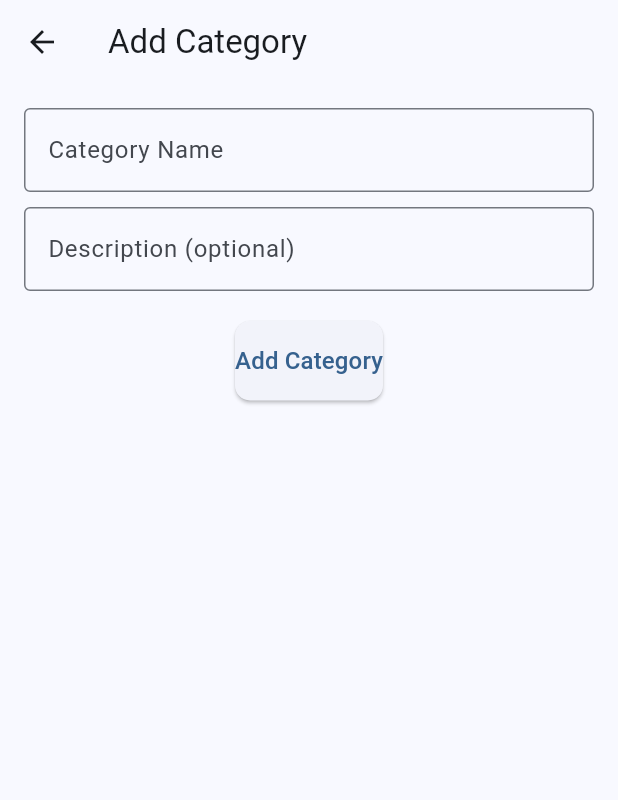
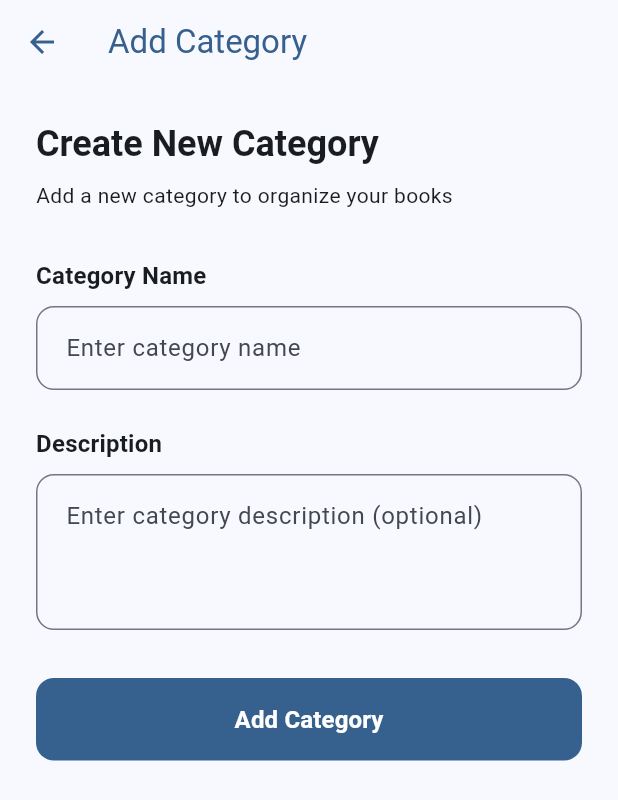
Before and after one commit to YOHANNES7766/BookHub, a Flutter app: the AddCategoryScreen screen opened directly, on a phone screen of 412 x 824 dp. Shown: the top 800 px of the screen. Run offline on Flutter 3.47's test engine with Material 3 defaults, Android fonts, the phone set to English and light mode, and no system bars; our stand-ins replace file_picker, image_picker, logger, permission_handler, shared_preferences; accounts and stored records are empty.

Commit message:
ui update for add catagory

```diff
--- a/frontend/lib/screens/add_category_screen.dart
+++ b/frontend/lib/screens/add_category_screen.dart
@@ -17,19 +17,67 @@ class AddCategoryScreenState extends State<AddCategoryScreen> {
   @override
   Widget build(BuildContext context) {
     final categoryProvider = Provider.of<CategoryProvider>(context);
+    final theme = Theme.of(context);
 
     return Scaffold(
-      appBar: AppBar(title: const Text('Add Category')),
-      body: Padding(
-        padding: const EdgeInsets.all(16.0),
+      appBar: AppBar(
+        title: const Text('Add Category'),
+        elevation: 0,
+        backgroundColor: theme.scaffoldBackgroundColor,
+        foregroundColor: theme.primaryColor,
+      ),
+      body: SingleChildScrollView(
+        child: Padding(
+          padding: const EdgeInsets.all(24.0),
           child: Column(
+            crossAxisAlignment: CrossAxisAlignment.stretch,
             children: [
+              // Header
+              Text(
+                'Create New Category',
+                style: theme.textTheme.headlineSmall?.copyWith(
+                  fontWeight: FontWeight.bold,
+                ),
+              ),
+              const SizedBox(height: 8),
+              Text(
+                'Add a new category to organize your books',
+                style: theme.textTheme.bodyMedium?.copyWith(
+                  color: theme.textTheme.bodySmall?.color,
+                ),
+              ),
+              const SizedBox(height: 32),
+
               // Category Name Input
+              Text(
+                'Category Name',
+                style: theme.textTheme.titleMedium?.copyWith(
+                  fontWeight: FontWeight.w600,
+                ),
+              ),
+              const SizedBox(height: 8),
               TextFormField(
                 controller: _nameController,
-              decoration: const InputDecoration(
-                labelText: 'Category Name',
-                border: OutlineInputBorder(),
+                decoration: InputDecoration(
+                  hintText: 'Enter category name',
+                  border: OutlineInputBorder(
+                    borderRadius: BorderRadius.circular(12),
+                    borderSide: BorderSide(color: theme.dividerColor),
+                  ),
+                  enabledBorder: OutlineInputBorder(
+                    borderRadius: BorderRadius.circular(12),
+                    borderSide: BorderSide(color: theme.dividerColor),
+                  ),
+                  focusedBorder: OutlineInputBorder(
+                    borderRadius: BorderRadius.circular(12),
+                    borderSide: BorderSide(color: theme.primaryColor, width: 2),
+                  ),
+                  filled: true,
+                  fillColor: theme.cardColor,
+                  contentPadding: const EdgeInsets.symmetric(
+                    horizontal: 16,
+                    vertical: 16,
+                  ),
                 ),
                 validator: (value) {
                   if (value == null || value.isEmpty) {
@@ -38,17 +86,42 @@ class AddCategoryScreenState extends State<AddCategoryScreen> {
                   return null;
                 },
               ),
-            const SizedBox(height: 10),
+              const SizedBox(height: 24),
 
               // Category Description Input
+              Text(
+                'Description',
+                style: theme.textTheme.titleMedium?.copyWith(
+                  fontWeight: FontWeight.w600,
+                ),
+              ),
+              const SizedBox(height: 8),
               TextFormField(
                 controller: _descriptionController,
-              decoration: const InputDecoration(
-                labelText: 'Description (optional)',
-                border: OutlineInputBorder(),
+                maxLines: 3,
+                decoration: InputDecoration(
+                  hintText: 'Enter category description (optional)',
+                  border: OutlineInputBorder(
+                    borderRadius: BorderRadius.circular(12),
+                    borderSide: BorderSide(color: theme.dividerColor),
+                  ),
+                  enabledBorder: OutlineInputBorder(
+                    borderRadius: BorderRadius.circular(12),
+                    borderSide: BorderSide(color: theme.dividerColor),
+                  ),
+                  focusedBorder: OutlineInputBorder(
+                    borderRadius: BorderRadius.circular(12),
+                    borderSide: BorderSide(color: theme.primaryColor, width: 2),
+                  ),
+                  filled: true,
+                  fillColor: theme.cardColor,
+                  contentPadding: const EdgeInsets.symmetric(
+                    horizontal: 16,
+                    vertical: 16,
                   ),
                 ),
-            const SizedBox(height: 20),
+              ),
+              const SizedBox(height: 32),
 
               // Loading or Add Category Button
               isLoading
@@ -64,7 +137,9 @@ class AddCategoryScreenState extends State<AddCategoryScreen> {
                         if (name.isEmpty) {
                           scaffoldMessenger.showSnackBar(
                             const SnackBar(
-                              content: Text('Category name required')),
+                              content: Text('Category name required'),
+                              behavior: SnackBarBehavior.floating,
+                            ),
                           );
                           return;
                         }
@@ -81,31 +156,43 @@ class AddCategoryScreenState extends State<AddCategoryScreen> {
 
                           scaffoldMessenger.showSnackBar(
                             const SnackBar(
-                              content: Text('Category added successfully!')),
+                              content: Text('Category added successfully!'),
+                              behavior: SnackBarBehavior.floating,
+                            ),
                           );
                         } catch (error) {
                           if (!mounted) return;
 
                           setState(() => isLoading = false);
                           scaffoldMessenger.showSnackBar(
-                          SnackBar(content: Text('Error: $error')),
+                            SnackBar(
+                              content: Text('Error: $error'),
+                              behavior: SnackBarBehavior.floating,
+                            ),
                           );
                         }
                       },
                       style: ElevatedButton.styleFrom(
-                      padding: const EdgeInsets.symmetric(vertical: 15),
+                        padding: const EdgeInsets.symmetric(vertical: 16),
                         shape: RoundedRectangleBorder(
-                        borderRadius: BorderRadius.circular(10),
+                          borderRadius: BorderRadius.circular(12),
                         ),
+                        backgroundColor: theme.primaryColor,
+                        foregroundColor: theme.colorScheme.onPrimary,
+                        elevation: 0,
                       ),
                       child: const Text(
                         'Add Category',
-                      style: TextStyle(fontSize: 16),
+                        style: TextStyle(
+                          fontSize: 16,
+                          fontWeight: FontWeight.w600,
+                        ),
                       ),
                     ),
             ],
           ),
         ),
+      ),
     );
   }
 }
```
Lines whose indentation alone changed are shown as unchanged.
